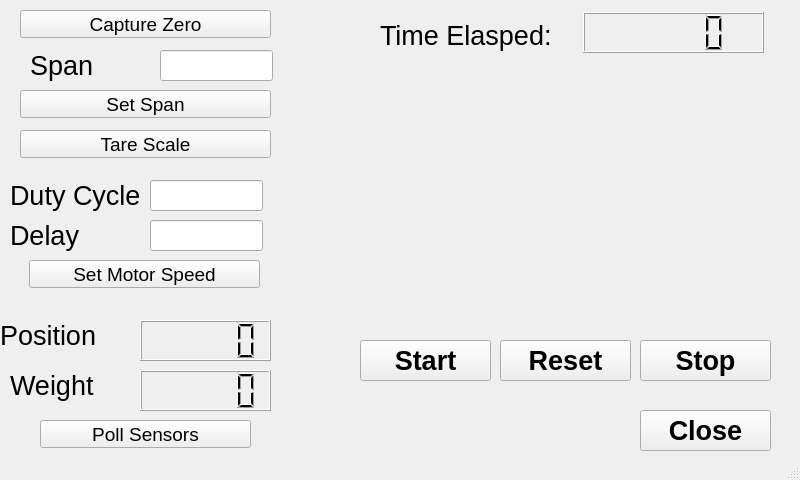
The window that demoui.ui (mjr1ch/magna_press) describes before a commit, drawn with Qt 5.
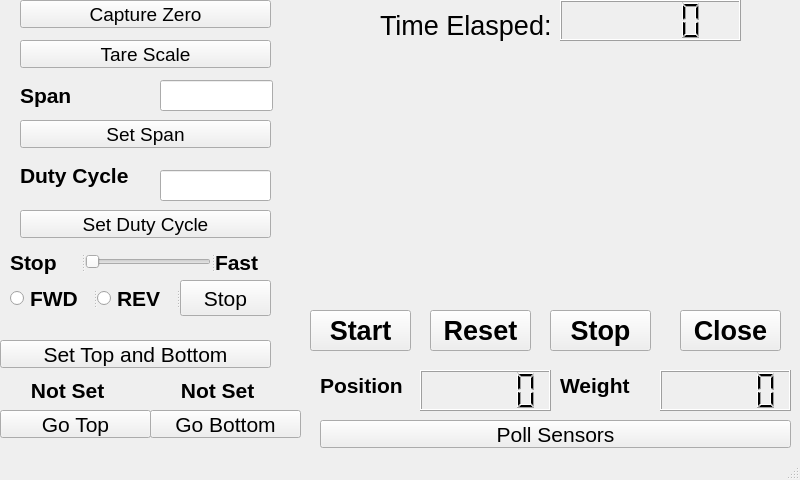
The same window after the commit. Custom widgets are drawn as their Qt base class.

Diff of the .ui file:
```diff
--- a/demoui.ui
+++ b/demoui.ui
@@ -17,19 +17,19 @@
    <widget class="PlotWidget" name="graph" native="true">
     <property name="geometry">
      <rect>
-      <x>360</x>
-      <y>70</y>
-      <width>411</width>
-      <height>251</height>
+      <x>310</x>
+      <y>40</y>
+      <width>481</width>
+      <height>261</height>
      </rect>
     </property>
    </widget>
    <widget class="QPushButton" name="bttn_start">
     <property name="geometry">
      <rect>
-      <x>360</x>
-      <y>340</y>
-      <width>131</width>
+      <x>310</x>
+      <y>310</y>
+      <width>101</width>
       <height>41</height>
      </rect>
     </property>
@@ -47,9 +47,9 @@
    <widget class="QPushButton" name="bttn_stop">
     <property name="geometry">
      <rect>
-      <x>640</x>
-      <y>340</y>
-      <width>131</width>
+      <x>550</x>
+      <y>310</y>
+      <width>101</width>
       <height>41</height>
      </rect>
     </property>
@@ -67,9 +67,9 @@
    <widget class="QPushButton" name="bttn_reset">
     <property name="geometry">
      <rect>
-      <x>500</x>
-      <y>340</y>
-      <width>131</width>
+      <x>430</x>
+      <y>310</y>
+      <width>101</width>
       <height>41</height>
      </rect>
     </property>
@@ -88,7 +88,7 @@
     <property name="geometry">
      <rect>
       <x>160</x>
-      <y>50</y>
+      <y>80</y>
       <width>113</width>
       <height>31</height>
      </rect>
@@ -102,46 +102,29 @@
    <widget class="QLabel" name="label">
     <property name="geometry">
      <rect>
-      <x>30</x>
-      <y>50</y>
+      <x>20</x>
+      <y>80</y>
       <width>101</width>
       <height>31</height>
      </rect>
     </property>
     <property name="font">
      <font>
-      <pointsize>20</pointsize>
+      <pointsize>16</pointsize>
+      <weight>75</weight>
       <italic>false</italic>
+      <bold>true</bold>
      </font>
     </property>
     <property name="text">
      <string>Span</string>
     </property>
    </widget>
-   <widget class="QLabel" name="label_2">
-    <property name="geometry">
-     <rect>
-      <x>10</x>
-      <y>180</y>
-      <width>131</width>
-      <height>31</height>
-     </rect>
-    </property>
-    <property name="font">
-     <font>
-      <pointsize>20</pointsize>
-      <italic>false</italic>
-     </font>
-    </property>
-    <property name="text">
-     <string>Duty Cycle</string>
-    </property>
-   </widget>
    <widget class="QPushButton" name="bttn_captureZero">
     <property name="geometry">
      <rect>
       <x>20</x>
-      <y>10</y>
+      <y>0</y>
       <width>251</width>
       <height>28</height>
      </rect>
@@ -160,7 +143,7 @@
     <property name="geometry">
      <rect>
       <x>20</x>
-      <y>130</y>
+      <y>40</y>
       <width>251</width>
       <height>28</height>
      </rect>
@@ -179,7 +162,7 @@
     <property name="geometry">
      <rect>
       <x>20</x>
-      <y>90</y>
+      <y>120</y>
       <width>251</width>
       <height>28</height>
      </rect>
@@ -197,43 +180,30 @@
    <widget class="QLabel" name="label_3">
     <property name="geometry">
      <rect>
-      <x>10</x>
-      <y>220</y>
+      <x>20</x>
+      <y>160</y>
       <width>131</width>
       <height>31</height>
      </rect>
     </property>
     <property name="font">
      <font>
-      <pointsize>20</pointsize>
+      <pointsize>16</pointsize>
+      <weight>75</weight>
       <italic>false</italic>
+      <bold>true</bold>
      </font>
     </property>
     <property name="text">
-     <string>Delay</string>
+     <string>Duty Cycle</string>
     </property>
    </widget>
    <widget class="QLineEdit" name="tb_dutyCycle">
     <property name="geometry">
      <rect>
-      <x>150</x>
-      <y>180</y>
-      <width>113</width>
-      <height>31</height>
-     </rect>
-    </property>
-    <property name="font">
-     <font>
-      <pointsize>20</pointsize>
-     </font>
-    </property>
-   </widget>
-   <widget class="QLineEdit" name="tb_delay">
-    <property name="geometry">
-     <rect>
-      <x>150</x>
-      <y>220</y>
-      <width>113</width>
+      <x>160</x>
+      <y>170</y>
+      <width>111</width>
       <height>31</height>
      </rect>
     </property>
@@ -247,7 +217,7 @@
     <property name="geometry">
      <rect>
       <x>380</x>
-      <y>20</y>
+      <y>10</y>
       <width>171</width>
       <height>31</height>
      </rect>
@@ -265,16 +235,18 @@
    <widget class="QLabel" name="label_5">
     <property name="geometry">
      <rect>
-      <x>0</x>
-      <y>320</y>
-      <width>131</width>
+      <x>320</x>
+      <y>370</y>
+      <width>101</width>
       <height>31</height>
      </rect>
     </property>
     <property name="font">
      <font>
-      <pointsize>20</pointsize>
+      <pointsize>16</pointsize>
+      <weight>75</weight>
       <italic>false</italic>
+      <bold>true</bold>
      </font>
     </property>
     <property name="text">
@@ -284,16 +256,18 @@
    <widget class="QLabel" name="label_6">
     <property name="geometry">
      <rect>
-      <x>10</x>
+      <x>560</x>
       <y>370</y>
-      <width>131</width>
+      <width>91</width>
       <height>31</height>
      </rect>
     </property>
     <property name="font">
      <font>
-      <pointsize>20</pointsize>
+      <pointsize>16</pointsize>
+      <weight>75</weight>
       <italic>false</italic>
+      <bold>true</bold>
      </font>
     </property>
     <property name="text">
@@ -303,8 +277,8 @@
    <widget class="QLCDNumber" name="lcd_timer">
     <property name="geometry">
      <rect>
-      <x>583</x>
-      <y>12</y>
+      <x>560</x>
+      <y>0</y>
       <width>181</width>
       <height>41</height>
      </rect>
@@ -313,7 +287,7 @@
    <widget class="QLCDNumber" name="lcd_weight">
     <property name="geometry">
      <rect>
-      <x>140</x>
+      <x>660</x>
       <y>370</y>
       <width>131</width>
       <height>41</height>
@@ -323,8 +297,8 @@
    <widget class="QLCDNumber" name="lcd_position">
     <property name="geometry">
      <rect>
-      <x>140</x>
-      <y>320</y>
+      <x>420</x>
+      <y>370</y>
       <width>131</width>
       <height>41</height>
      </rect>
@@ -333,9 +307,9 @@
    <widget class="QPushButton" name="bttn_close">
     <property name="geometry">
      <rect>
-      <x>640</x>
-      <y>410</y>
-      <width>131</width>
+      <x>680</x>
+      <y>310</y>
+      <width>101</width>
       <height>41</height>
      </rect>
     </property>
@@ -353,16 +327,18 @@
    <widget class="QPushButton" name="bttn_pollSensors">
     <property name="geometry">
      <rect>
-      <x>40</x>
+      <x>320</x>
       <y>420</y>
-      <width>211</width>
+      <width>471</width>
       <height>28</height>
      </rect>
     </property>
     <property name="font">
      <font>
-      <pointsize>14</pointsize>
+      <pointsize>16</pointsize>
+      <weight>50</weight>
       <italic>false</italic>
+      <bold>false</bold>
      </font>
     </property>
     <property name="text">
@@ -372,9 +348,75 @@
    <widget class="QPushButton" name="bttn_setMotorSpeed">
     <property name="geometry">
      <rect>
-      <x>29</x>
-      <y>260</y>
-      <width>231</width>
+      <x>0</x>
+      <y>340</y>
+      <width>271</width>
+      <height>28</height>
+     </rect>
+    </property>
+    <property name="font">
+     <font>
+      <pointsize>16</pointsize>
+      <weight>50</weight>
+      <bold>false</bold>
+     </font>
+    </property>
+    <property name="text">
+     <string>Set Top and Bottom</string>
+    </property>
+   </widget>
+   <widget class="QLabel" name="lb_topSet">
+    <property name="geometry">
+     <rect>
+      <x>0</x>
+      <y>380</y>
+      <width>141</width>
+      <height>21</height>
+     </rect>
+    </property>
+    <property name="font">
+     <font>
+      <pointsize>16</pointsize>
+      <weight>75</weight>
+      <bold>true</bold>
+     </font>
+    </property>
+    <property name="text">
+     <string>Not Set </string>
+    </property>
+    <property name="alignment">
+     <set>Qt::AlignCenter</set>
+    </property>
+   </widget>
+   <widget class="QLabel" name="lb_bottomSet">
+    <property name="geometry">
+     <rect>
+      <x>150</x>
+      <y>380</y>
+      <width>141</width>
+      <height>21</height>
+     </rect>
+    </property>
+    <property name="font">
+     <font>
+      <pointsize>16</pointsize>
+      <weight>75</weight>
+      <bold>true</bold>
+     </font>
+    </property>
+    <property name="text">
+     <string>Not Set </string>
+    </property>
+    <property name="alignment">
+     <set>Qt::AlignCenter</set>
+    </property>
+   </widget>
+   <widget class="QPushButton" name="bttn_setDutyCycle">
+    <property name="geometry">
+     <rect>
+      <x>20</x>
+      <y>210</y>
+      <width>251</width>
       <height>28</height>
      </rect>
     </property>
@@ -386,9 +428,149 @@
      </font>
     </property>
     <property name="text">
-     <string>Set Motor Speed</string>
+     <string>Set Duty Cycle</string>
     </property>
    </widget>
+   <widget class="QPushButton" name="bttn_goTop">
+    <property name="geometry">
+     <rect>
+      <x>0</x>
+      <y>410</y>
+      <width>151</width>
+      <height>28</height>
+     </rect>
+    </property>
+    <property name="font">
+     <font>
+      <pointsize>16</pointsize>
+      <weight>50</weight>
+      <bold>false</bold>
+     </font>
+    </property>
+    <property name="text">
+     <string>Go Top</string>
+    </property>
+   </widget>
+   <widget class="QPushButton" name="bttn_goBottom">
+    <property name="geometry">
+     <rect>
+      <x>150</x>
+      <y>410</y>
+      <width>151</width>
+      <height>28</height>
+     </rect>
+    </property>
+    <property name="font">
+     <font>
+      <pointsize>16</pointsize>
+      <weight>50</weight>
+      <bold>false</bold>
+     </font>
+    </property>
+    <property name="text">
+     <string>Go Bottom</string>
+    </property>
+   </widget>
+   <widget class="QSplitter" name="splitter">
+    <property name="geometry">
+     <rect>
+      <x>10</x>
+      <y>250</y>
+      <width>271</width>
+      <height>24</height>
+     </rect>
+    </property>
+    <property name="orientation">
+     <enum>Qt::Horizontal</enum>
+    </property>
+    <widget class="QLabel" name="label_8">
+     <property name="font">
+      <font>
+       <pointsize>16</pointsize>
+       <weight>75</weight>
+       <bold>true</bold>
+      </font>
+     </property>
+     <property name="text">
+      <string>Stop</string>
+     </property>
+    </widget>
+    <widget class="QSlider" name="hs_motorControl">
+     <property name="maximum">
+      <number>100</number>
+     </property>
+     <property name="value">
+      <number>0</number>
+     </property>
+     <property name="sliderPosition">
+      <number>0</number>
+     </property>
+     <property name="orientation">
+      <enum>Qt::Horizontal</enum>
+     </property>
+    </widget>
+    <widget class="QLabel" name="label_7">
+     <property name="font">
+      <font>
+       <pointsize>16</pointsize>
+       <weight>75</weight>
+       <bold>true</bold>
+      </font>
+     </property>
+     <property name="text">
+      <string>Fast</string>
+     </property>
+    </widget>
+   </widget>
+   <widget class="QSplitter" name="splitter_2">
+    <property name="geometry">
+     <rect>
+      <x>10</x>
+      <y>280</y>
+      <width>261</width>
+      <height>36</height>
+     </rect>
+    </property>
+    <property name="orientation">
+     <enum>Qt::Horizontal</enum>
+    </property>
+    <widget class="QRadioButton" name="rb_forward">
+     <property name="font">
+      <font>
+       <pointsize>16</pointsize>
+       <weight>75</weight>
+       <bold>true</bold>
+      </font>
+     </property>
+     <property name="text">
+      <string>FWD</string>
+     </property>
+    </widget>
+    <widget class="QRadioButton" name="rb_reverse">
+     <property name="font">
+      <font>
+       <pointsize>16</pointsize>
+       <weight>75</weight>
+       <bold>true</bold>
+      </font>
+     </property>
+     <property name="text">
+      <string>REV</string>
+     </property>
+    </widget>
+    <widget class="QPushButton" name="bttn_stopMotor">
+     <property name="font">
+      <font>
+       <pointsize>16</pointsize>
+       <weight>50</weight>
+       <bold>false</bold>
+      </font>
+     </property>
+     <property name="text">
+      <string>Stop</string>
+     </property>
+    </widget>
+   </widget>
   </widget>
   <widget class="QStatusBar" name="statusbar"/>
  </widget>
```
Left out of the diff: 4 changed lines with no effect on the pictures.
